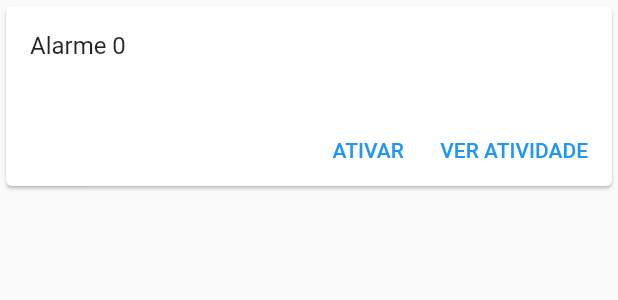
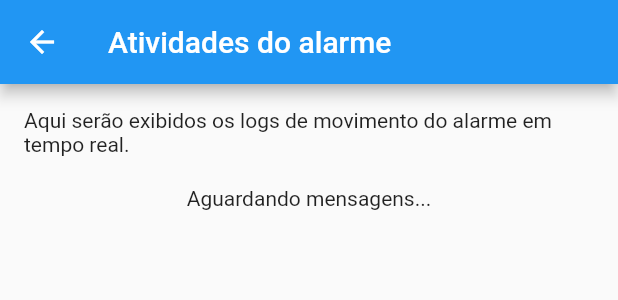
Before and after one commit to higorpo/dsme-trabalho-final, a Flutter app: the AlarmWidget widget shown alone on an empty page, opened directly with empty values, after a tap on "VER ATIVIDADE", on a phone screen of 412 x 824 dp. Shown: the top 300 px of the screen. Run offline on Flutter 3.47's test engine with Material 2 defaults, Android fonts, the phone set to English and light mode, and no system bars; our stand-ins replace dio; missing offline and left inert: universal_html; network calls fail.

```diff
--- /dev/null
+++ b/mobile/lib/pages/alarm_activities_controller.dart
@@ -0,0 +1,18 @@
+import 'package:flutter/material.dart';
+import 'package:mobile/utils/sse_client.dart';
+
+class AlarmActivitiesController extends ChangeNotifier {
+  final List<String> _activities = [];
+
+  List<String> get activities => _activities;
+
+  Future<void> getActivities(String alarmId) async {
+    final stream =
+        SseClient.connect(uri: Uri.parse("http://10.1.1.107:8000/alarm-notifier/$alarmId"), closeOnError: false, withCredentials: false).stream;
+
+    stream.listen((event) {
+      _activities.add(event);
+      notifyListeners();
+    });
+  }
+}
--- /dev/null
+++ b/mobile/lib/pages/alarm_activities_page.dart
@@ -0,0 +1,61 @@
+import 'package:flutter/material.dart';
+
+import 'pages.dart';
+
+class AlarmActivitiesPage extends StatefulWidget {
+  final String alarmId;
+
+  const AlarmActivitiesPage({Key? key, required this.alarmId}) : super(key: key);
+
+  @override
+  _AlarmActivitiesPageState createState() => _AlarmActivitiesPageState();
+}
+
+class _AlarmActivitiesPageState extends State<AlarmActivitiesPage> {
+  final controller = AlarmActivitiesController();
+
+  @override
+  void initState() {
+    controller.getActivities(widget.alarmId);
+    super.initState();
+  }
+
+  @override
+  Widget build(BuildContext context) {
+    return Scaffold(
+      appBar: AppBar(
+        title: const Text('Atividades do alarme'),
+      ),
+      body: AnimatedBuilder(
+        animation: controller,
+        builder: (context, _) {
+          return SingleChildScrollView(
+            child: Padding(
+              padding: const EdgeInsets.all(16.0),
+              child: Column(
+                children: [
+                  const Text('Aqui serão exibidos os logs de movimento do alarme em tempo real.'),
+                  const SizedBox(height: 20),
+                  if (controller.activities.isEmpty) const Text('Aguardando mensagens...'),
+                  ListView.builder(
+                    physics: const NeverScrollableScrollPhysics(),
+                    shrinkWrap: true,
+                    itemCount: controller.activities.length,
+                    itemBuilder: (BuildContext context, int index) {
+                      return Card(
+                        child: Padding(
+                          padding: const EdgeInsets.all(8.0),
+                          child: Text(controller.activities[index]),
+                        ),
+                      );
+                    },
+                  ),
+                ],
+              ),
+            ),
+          );
+        },
+      ),
+    );
+  }
+}
--- a/mobile/lib/pages/pages.dart
+++ b/mobile/lib/pages/pages.dart
@@ -2,3 +2,5 @@ export 'home_page.dart';
 export 'home_controller.dart';
 export 'property_details_page.dart';
 export 'property_details_controller.dart';
+export 'alarm_activities_page.dart';
+export 'alarm_activities_controller.dart';
--- /dev/null
+++ b/mobile/lib/utils/sse_client.dart
@@ -0,0 +1,41 @@
+import 'dart:async';
+
+import 'package:universal_html/html.dart' as html;
+
+class SseClient {
+  final html.EventSource eventSource;
+  final StreamController<String> streamController;
+
+  SseClient._internal(this.eventSource, this.streamController);
+
+  factory SseClient.connect({
+    required Uri uri,
+    bool withCredentials = false,
+    bool closeOnError = true,
+  }) {
+    final streamController = StreamController<String>();
+    final eventSource = html.EventSource(uri.toString(), withCredentials: withCredentials);
+
+    eventSource.addEventListener('message', (html.Event message) {
+      streamController.add((message as html.MessageEvent).data as String);
+    });
+
+    ///close if the endpoint is not working
+    if (closeOnError) {
+      eventSource.onError.listen((event) {
+        eventSource.close();
+        streamController.close();
+      });
+    }
+    return SseClient._internal(eventSource, streamController);
+  }
+
+  Stream get stream => streamController.stream;
+
+  bool isClosed() => streamController.isClosed;
+
+  void close() {
+    eventSource.close();
+    streamController.close();
+  }
+}
--- /dev/null
+++ b/mobile/lib/utils/utils.dart
@@ -0,0 +1 @@
+export 'sse_client.dart';
--- a/mobile/lib/widgets/alarm_widget.dart
+++ b/mobile/lib/widgets/alarm_widget.dart
@@ -1,5 +1,6 @@
 import 'package:flutter/material.dart';
 
+import '../pages/pages.dart';
 import '../services/services.dart';
 
 class AlarmWidget extends StatefulWidget {
@@ -47,7 +48,16 @@ class _AlarmWidgetState extends State<AlarmWidget> {
               const SizedBox(width: 8),
               TextButton(
                 child: const Text('VER ATIVIDADE'),
-                onPressed: () {},
+                onPressed: () {
+                  Navigator.push(
+                    context,
+                    MaterialPageRoute(
+                      builder: (context) => AlarmActivitiesPage(
+                        alarmId: widget.alarm.id,
+                      ),
+                    ),
+                  );
+                },
               ),
               const SizedBox(width: 8),
             ],
--- a/mobile/pubspec.yaml
+++ b/mobile/pubspec.yaml
@@ -13,6 +13,7 @@ dependencies:
     sdk: flutter
   cupertino_icons: ^1.0.2
   dio: 4.0.4
+  universal_html:
 
 dev_dependencies:
   flutter_test:
```
Also changed, not shown: mobile/pubspec.lock.
